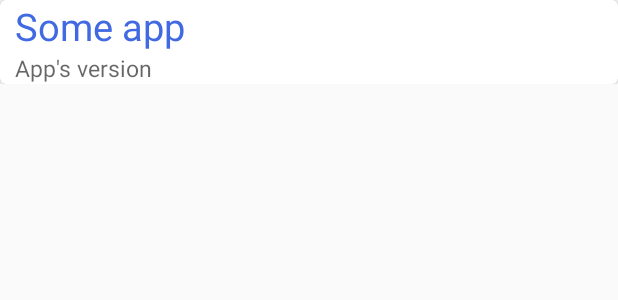
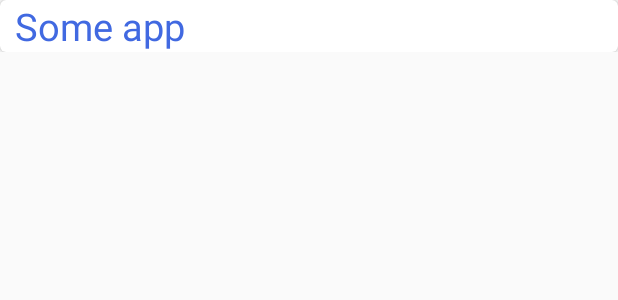
Before and after one commit to prajitdas/AutoInstallerApp, an Android app: the layout fragment_app.xml on its own in the app's theme, with its tools: preview values and no code run, on a phone screen of 412 x 824 dp. Shown: the top 300 px of the screen. Run offline under Robolectric (Android 15) with nearby library versions, the phone set to English and light mode, and no system bars; network calls fail.

Commit message:
fixed the list view

```diff
--- a/app/src/main/java/edu/umbc/cs/ebiquity/autoinstallerapp/ui/adapter/MyAppRecyclerViewAdapter.java
+++ b/app/src/main/java/edu/umbc/cs/ebiquity/autoinstallerapp/ui/adapter/MyAppRecyclerViewAdapter.java
@@ -39,7 +39,7 @@ public class MyAppRecyclerViewAdapter extends RecyclerView.Adapter<MyAppRecycler
         holder.mItem = mValues.get(position);
 //        holder.mAppIcon.setImageBitmap(mValues.get(position).getIcon());
         holder.mAppName.setText(mValues.get(position).getAppName());
-        holder.mAppVersion.setText(mValues.get(position).getVersionInfo());
+//        holder.mAppVersion.setText(mValues.get(position).getVersionInfo());
 
         holder.mView.setOnClickListener(new View.OnClickListener() {
             @Override
@@ -62,7 +62,7 @@ public class MyAppRecyclerViewAdapter extends RecyclerView.Adapter<MyAppRecycler
         public final View mView;
 //        public final ImageView mAppIcon;
         public final TextView mAppName;
-        public final TextView mAppVersion;
+//        public final TextView mAppVersion;
         public AppMetadata mItem;
 
         public ViewHolder(View view) {
@@ -70,7 +70,7 @@ public class MyAppRecyclerViewAdapter extends RecyclerView.Adapter<MyAppRecycler
             mView = view;
 //            mAppIcon = (ImageView) view.findViewById(R.id.app_icon);
             mAppName = (TextView) view.findViewById(R.id.app_name);
-            mAppVersion = (TextView) view.findViewById(R.id.app_version);
+//            mAppVersion = (TextView) view.findViewById(R.id.app_version);
         }
 
         @Override
--- a/app/src/main/java/edu/umbc/cs/ebiquity/autoinstallerapp/ui/fragment/AppFragment.java
+++ b/app/src/main/java/edu/umbc/cs/ebiquity/autoinstallerapp/ui/fragment/AppFragment.java
@@ -200,7 +200,7 @@ public class AppFragment extends Fragment {
                 AppMetadata tempAppMetaData = new AppMetadata("dummyApp");
                 tempAppMetaData.setPackageName(appName);
                 tempAppMetaData.setAppName(appName);
-                tempAppMetaData.setVersionInfo("N/A");
+//                tempAppMetaData.setVersionInfo("N/A");
 //                    tempAppMetaData.setIcon(BitmapFactory.decodeResource(getActivity().getResources(), R.mipmap.ic_launcher));
 
                 // Get the ImageLoader through your singleton class.
--- a/app/src/main/res/layout/fragment_app.xml
+++ b/app/src/main/res/layout/fragment_app.xml
@@ -43,20 +43,20 @@
                 android:layout_alignParentEnd="true"
                 android:layout_alignParentStart="true" />
 
-            <TextView
-                android:id="@+id/app_version"
-                android:text="@string/app_version_placeholder_text"
-                android:paddingLeft="10dp"
-                android:paddingStart="10dp"
-                android:paddingRight="10dp"
-                android:paddingEnd="10dp"
-                android:textSize="15sp"
-                android:layout_width="wrap_content"
-                android:layout_height="wrap_content"
-                android:layout_below="@id/app_name"
-                android:textAppearance="@android:style/TextAppearance.Holo.Small"
-                android:layout_alignParentEnd="true"
-                android:layout_alignParentStart="true" />
+            <!--<TextView-->
+                <!--android:id="@+id/app_version"-->
+                <!--android:text="@string/app_version_placeholder_text"-->
+                <!--android:paddingLeft="10dp"-->
+                <!--android:paddingStart="10dp"-->
+                <!--android:paddingRight="10dp"-->
+                <!--android:paddingEnd="10dp"-->
+                <!--android:textSize="15sp"-->
+                <!--android:layout_width="wrap_content"-->
+                <!--android:layout_height="wrap_content"-->
+                <!--android:layout_below="@id/app_name"-->
+                <!--android:textAppearance="@android:style/TextAppearance.Holo.Small"-->
+                <!--android:layout_alignParentEnd="true"-->
+                <!--android:layout_alignParentStart="true" />-->
 
             <!--CheckBox
                     android:id="@+id/app_selected"
```
Also changed, not shown: app/src/main/res/layout/content_main.xml (+8 -4 lines), app/src/main/res/values/dimens.xml (+5 -4 lines), 2 other files.
